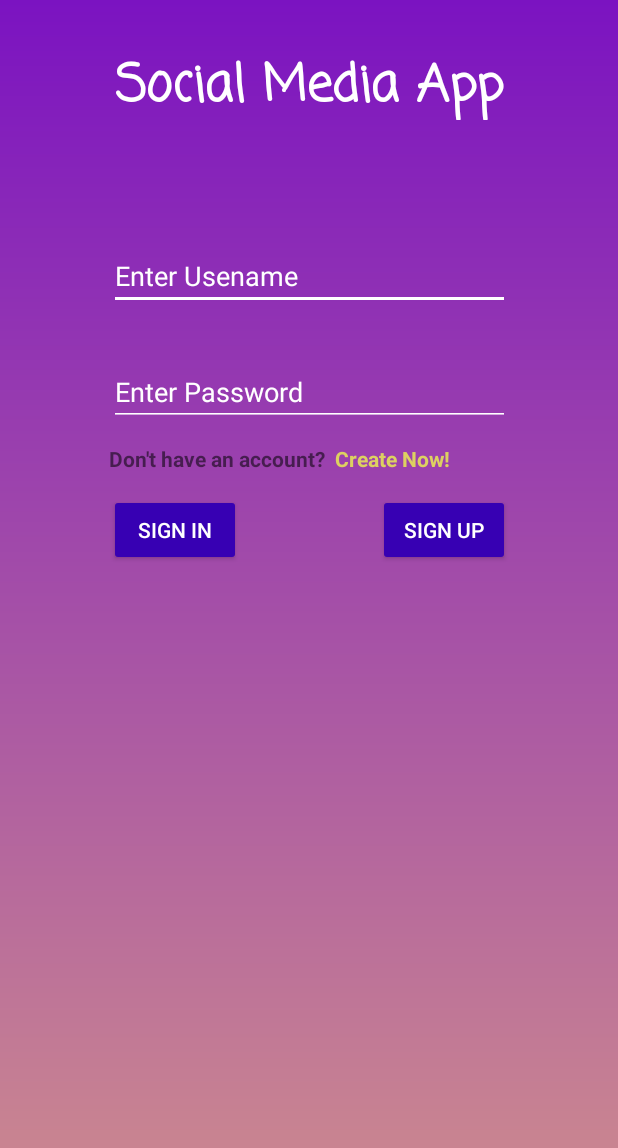
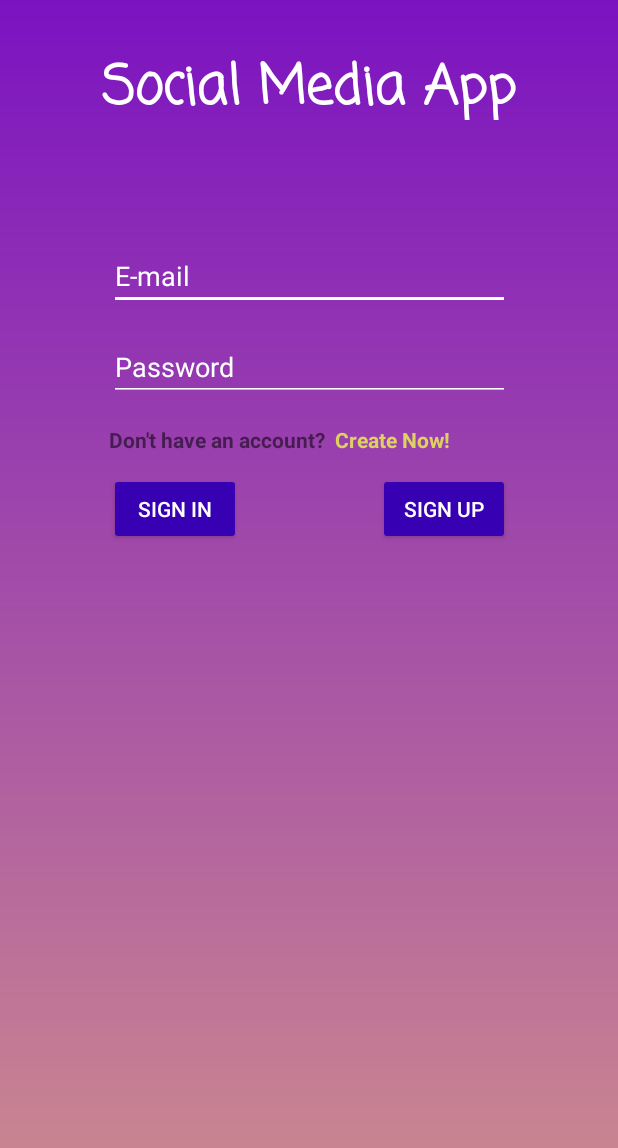
Before and after one commit to enesgunumdogdu/Social-Media-App, an Android app: the screen it shows after launch (MainActivity), after a tap on "SIGN IN", on a phone screen of 412 x 824 dp. Shown: the top 1148 px of the screen. Run offline under Robolectric (Android 15) with nearby library versions, the phone set to English and light mode, and no system bars; our stand-ins replace Firebase (no records; nobody signed in at launch, a user with empty details on screens opened directly).

Commit message:
login & sign up

```diff
--- a/app/build.gradle
+++ b/app/build.gradle
@@ -44,8 +44,6 @@ dependencies {
     implementation 'com.google.firebase:firebase-auth-ktx'
     implementation 'com.google.firebase:firebase-storage-ktx'
 
-    implementation "com.airbnb.android:lottie:$lottieVersion"
-
     implementation 'androidx.core:core-ktx:1.10.1'
     implementation 'androidx.appcompat:appcompat:1.6.1'
     implementation 'com.google.android.material:material:1.9.0'
--- a/app/src/main/java/com/enesgunumdogdu/kotlininstagram/MainActivity.kt
+++ b/app/src/main/java/com/enesgunumdogdu/kotlininstagram/MainActivity.kt
@@ -4,10 +4,15 @@ import android.content.Intent
 import androidx.appcompat.app.AppCompatActivity
 import android.os.Bundle
 import android.view.View
+import android.widget.Toast
 import com.enesgunumdogdu.kotlininstagram.databinding.ActivityMainBinding
+import com.google.firebase.auth.FirebaseAuth
+import com.google.firebase.auth.ktx.auth
+import com.google.firebase.ktx.Firebase
 
 class MainActivity : AppCompatActivity() {
     private lateinit var binding : ActivityMainBinding
+    private lateinit var auth: FirebaseAuth
 
     override fun onCreate(savedInstanceState: Bundle?) {
         super.onCreate(savedInstanceState)
@@ -15,13 +20,36 @@ class MainActivity : AppCompatActivity() {
         val view = binding.root
         setContentView(view)
 
+        auth = Firebase.auth
 
+        val currentUser = auth.currentUser
+        if(currentUser != null){
+            val intent = Intent(this,FeedActivity::class.java)
+            startActivity(intent)
+            finish()
+        }
 
 
     }
 
+
+
     fun signInClicked(view : View){
+        val email = binding.emailText.text.toString()
+        val password = binding.passwordText.text.toString()
 
+        if(email.equals("") || password.equals("")){
+            Toast.makeText(this,"Invalid email or password!",Toast.LENGTH_LONG).show()
+        }else{
+            auth.signInWithEmailAndPassword(email, password).addOnSuccessListener {
+                Toast.makeText(this@MainActivity,"Successfully logged in!",Toast.LENGTH_LONG).show()
+                val intent = Intent(this@MainActivity,FeedActivity::class.java)
+                startActivity(intent)
+                finish()
+            }.addOnFailureListener {
+                Toast.makeText(this@MainActivity,it.localizedMessage,Toast.LENGTH_LONG).show()
+            }
+        }
     }
 
     fun signUpClicked(view : View){
--- a/app/src/main/res/layout/activity_create_account.xml
+++ b/app/src/main/res/layout/activity_create_account.xml
@@ -46,7 +46,7 @@
         android:text="Create  Account"
         android:textAlignment="center"
         android:textColor="@color/white"
-        android:textSize="24sp"
+        android:textSize="34sp"
         app:layout_constraintEnd_toEndOf="parent"
         app:layout_constraintStart_toStartOf="parent"
         app:layout_constraintTop_toTopOf="parent" />
--- a/app/src/main/res/layout/activity_main.xml
+++ b/app/src/main/res/layout/activity_main.xml
@@ -8,12 +8,33 @@
     tools:context=".MainActivity">
 
 
+    <TextView
+        android:id="@+id/textView"
+        android:layout_width="wrap_content"
+        android:layout_height="wrap_content"
+        android:layout_marginTop="16dp"
+        android:text="Don't have an account?"
+        android:textStyle="bold"
+        app:layout_constraintStart_toStartOf="@+id/passwordText"
+        app:layout_constraintTop_toBottomOf="@+id/passwordText" />
+
+    <Button
+        android:id="@+id/button"
+        android:layout_width="wrap_content"
+        android:layout_height="wrap_content"
+        android:layout_marginTop="48dp"
+        android:backgroundTint="@color/purple_700"
+        android:onClick="signInClicked"
+        android:text="SIGN IN"
+        android:textColor="@color/white"
+        app:layout_constraintStart_toStartOf="@+id/passwordText"
+        app:layout_constraintTop_toBottomOf="@+id/passwordText" />
 
     <TextView
         android:id="@+id/textView2"
         android:layout_width="wrap_content"
         android:layout_height="wrap_content"
-        android:layout_marginTop="12dp"
+        android:layout_marginTop="16dp"
         android:layout_marginEnd="40dp"
         android:onClick="createAccount"
         android:text="Create Now!"
@@ -26,7 +47,7 @@
         android:id="@+id/button2"
         android:layout_width="wrap_content"
         android:layout_height="wrap_content"
-        android:layout_marginTop="45dp"
+        android:layout_marginTop="48dp"
         android:backgroundTint="@color/purple_700"
         android:onClick="signUpClicked"
         android:text="SIGN UP"
@@ -36,14 +57,14 @@
         app:strokeColor="#E91E63" />
 
     <EditText
-        android:id="@+id/usernameText"
+        android:id="@+id/emailText"
         android:layout_width="267dp"
         android:layout_height="41dp"
         android:layout_marginTop="85dp"
+        android:backgroundTint="@color/white"
         android:ems="10"
-        android:hint="Enter Usename"
+        android:hint="E-mail"
         android:inputType="textPersonName"
-        android:backgroundTint="@color/white"
         android:textColor="#FFFFFF"
         android:textColorHint="@color/white"
         app:layout_constraintEnd_toEndOf="parent"
@@ -54,30 +75,19 @@
         android:id="@+id/passwordText"
         android:layout_width="wrap_content"
         android:layout_height="wrap_content"
-        android:layout_marginTop="32dp"
+        android:layout_marginTop="15dp"
         android:width="267dp"
         android:height="41dp"
+        android:backgroundTint="@color/white"
         android:ems="10"
-        android:backgroundTint="@color/white"
-        android:hint="Enter Password"
+        android:hint="Password"
         android:inputType="textPassword"
+        android:password="true"
         android:textColor="#FFFFFF"
         android:textColorHint="@color/white"
         app:layout_constraintEnd_toEndOf="parent"
         app:layout_constraintStart_toStartOf="parent"
-        app:layout_constraintTop_toBottomOf="@+id/usernameText" />
-
-    <Button
-        android:id="@+id/button"
-        android:layout_width="wrap_content"
-        android:layout_height="wrap_content"
-        android:layout_marginTop="45dp"
-        android:backgroundTint="@color/purple_700"
-        android:onClick="signInClicked"
-        android:text="SIGN IN"
-        android:textColor="@color/white"
-        app:layout_constraintStart_toStartOf="@+id/passwordText"
-        app:layout_constraintTop_toBottomOf="@+id/passwordText" />
+        app:layout_constraintTop_toBottomOf="@+id/emailText" />
 
     <TextView
         android:id="@+id/clone"
@@ -88,19 +98,10 @@
         android:text="Social Media App"
         android:textAlignment="center"
         android:textColor="@color/white"
-        android:textSize="34sp"
+        android:textSize="36sp"
         android:textStyle="bold"
         app:layout_constraintEnd_toEndOf="parent"
         app:layout_constraintStart_toStartOf="parent"
         app:layout_constraintTop_toTopOf="parent" />
 
-    <TextView
-        android:id="@+id/textView"
-        android:layout_width="wrap_content"
-        android:layout_height="wrap_content"
-        android:layout_marginTop="12dp"
-        android:text="Don't have an account?"
-        android:textStyle="bold"
-        app:layout_constraintStart_toStartOf="@+id/passwordText"
-        app:layout_constraintTop_toBottomOf="@+id/passwordText" />
 </androidx.constraintlayout.widget.ConstraintLayout>
```
Also changed, not shown: app/src/main/java/com/enesgunumdogdu/kotlininstagram/CreateAccountActivity.kt (+19 -4 lines).
